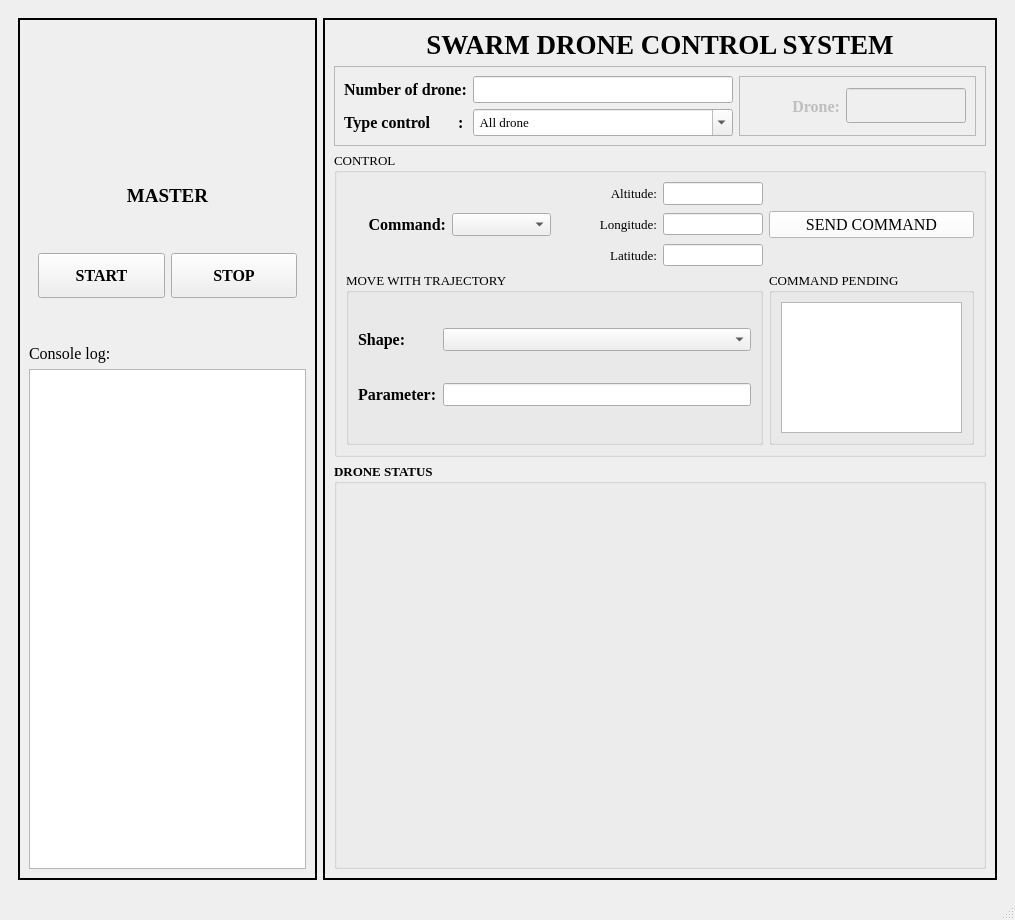
Qt form MQTT/Tryout_MQTT5/systemControlDrone.ui (cuongcodeF4/Swarm_quadcopter-) before a commit.
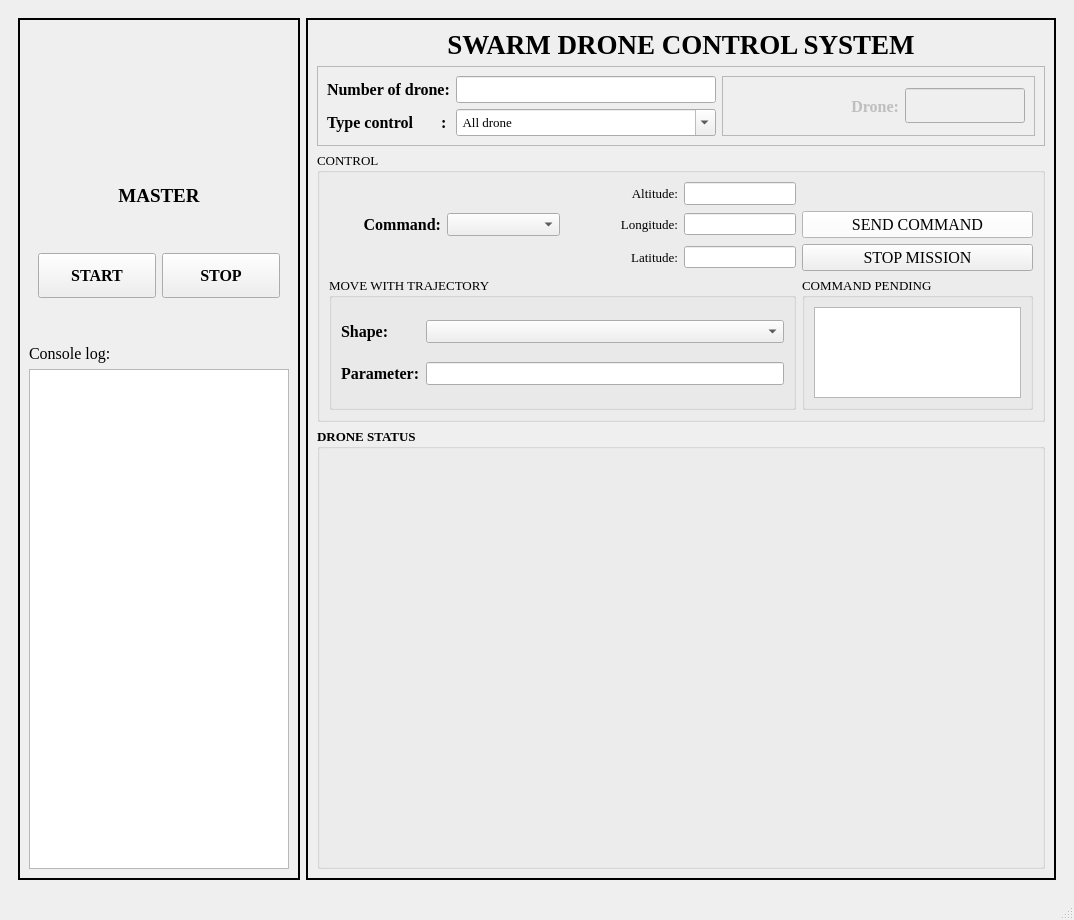
The same form after that commit. Icons and pictures are not drawn.

Commit message: Add eflag to stop mission

```diff
--- a/MQTT/Tryout_MQTT5/systemControlDrone.ui
+++ b/MQTT/Tryout_MQTT5/systemControlDrone.ui
@@ -6,7 +6,7 @@
    <rect>
     <x>0</x>
     <y>0</y>
-    <width>1015</width>
+    <width>987</width>
     <height>920</height>
    </rect>
   </property>
@@ -417,6 +417,12 @@
            <verstretch>0</verstretch>
           </sizepolicy>
          </property>
+         <property name="minimumSize">
+          <size>
+           <width>750</width>
+           <height>0</height>
+          </size>
+         </property>
          <property name="layoutDirection">
           <enum>Qt::LeftToRight</enum>
          </property>
@@ -426,7 +432,7 @@
          <property name="frameShadow">
           <enum>QFrame::Plain</enum>
          </property>
-         <layout class="QVBoxLayout" name="verticalLayout_2" stretch="0,0,3,4">
+         <layout class="QVBoxLayout" name="verticalLayout_2" stretch="0,0,0,4">
           <item alignment="Qt::AlignHCenter">
            <widget class="QLabel" name="Title">
             <property name="sizePolicy">
@@ -1327,6 +1333,30 @@
                </property>
               </widget>
              </item>
+             <item row="2" column="8" colspan="2">
+              <widget class="QPushButton" name="bntStopMission">
+               <property name="sizePolicy">
+                <sizepolicy hsizetype="MinimumExpanding" vsizetype="Fixed">
+                 <horstretch>1</horstretch>
+                 <verstretch>0</verstretch>
+                </sizepolicy>
+               </property>
+               <property name="minimumSize">
+                <size>
+                 <width>120</width>
+                 <height>0</height>
+                </size>
+               </property>
+               <property name="font">
+                <font>
+                 <pointsize>12</pointsize>
+                </font>
+               </property>
+               <property name="text">
+                <string>STOP MISSION</string>
+               </property>
+              </widget>
+             </item>
             </layout>
            </widget>
           </item>
```
Left out of the diff: 4 changed lines with no effect on the pictures. The commit also changes 18 other files.
